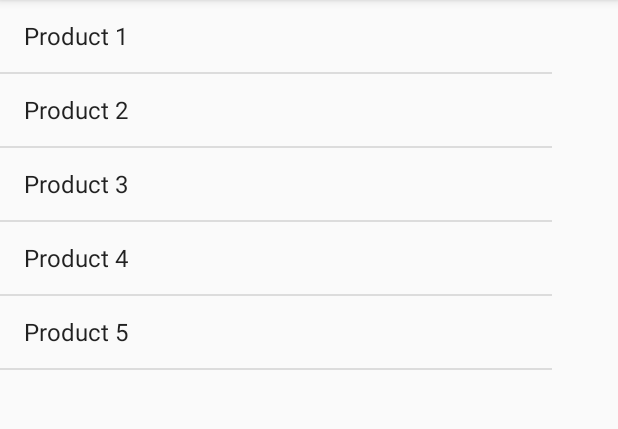
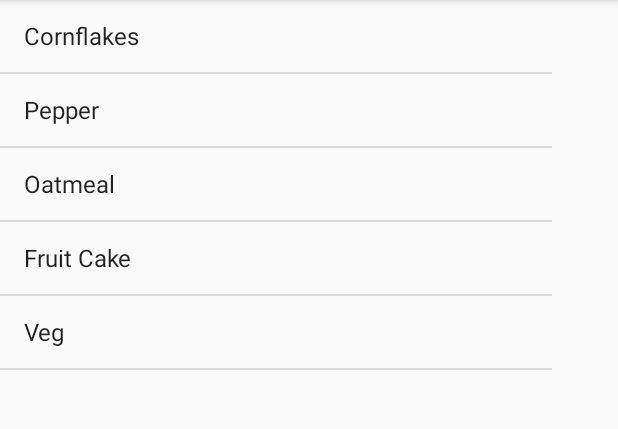
Before and after one commit to Azamworld/ItemsListing-, an Android app: the screen it shows after launch (MainActivity), on a phone screen of 412 x 824 dp, the part 84-513 px from its top. Run offline under Robolectric (Android 15) with nearby library versions, the phone set to English and light mode, and no system bars.

Commit message:
More creative

```diff
--- a/app/src/main/java/com/example/azam/itemslisting/MainActivity.java
+++ b/app/src/main/java/com/example/azam/itemslisting/MainActivity.java
@@ -7,7 +7,7 @@ import android.widget.ListView;
 
 public class MainActivity extends AppCompatActivity {
 
-    String items [] = new String [] {"Product 1", "Product 2", "Product 3", "Product 4", "Product 5",};
+    String items [] = new String [] {"Cornflakes", "Pepper", "Oatmeal", "Fruit Cake", "Veg",};
 
     @Override
     protected void onCreate(Bundle savedInstanceState) {
```
